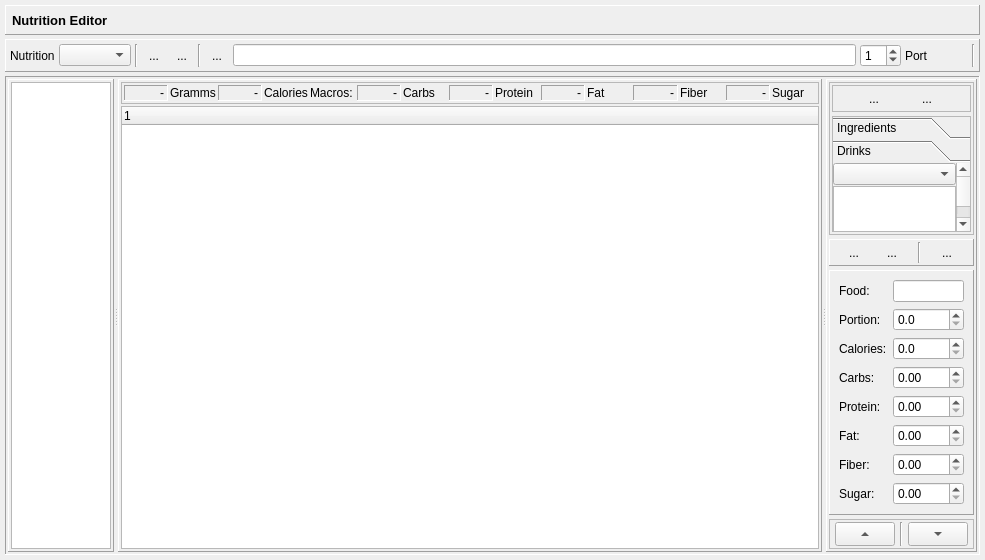
First picture: the form in dialog_nutrition.ui, repository Tria-Andy/WorkoutEditor, before the edit.
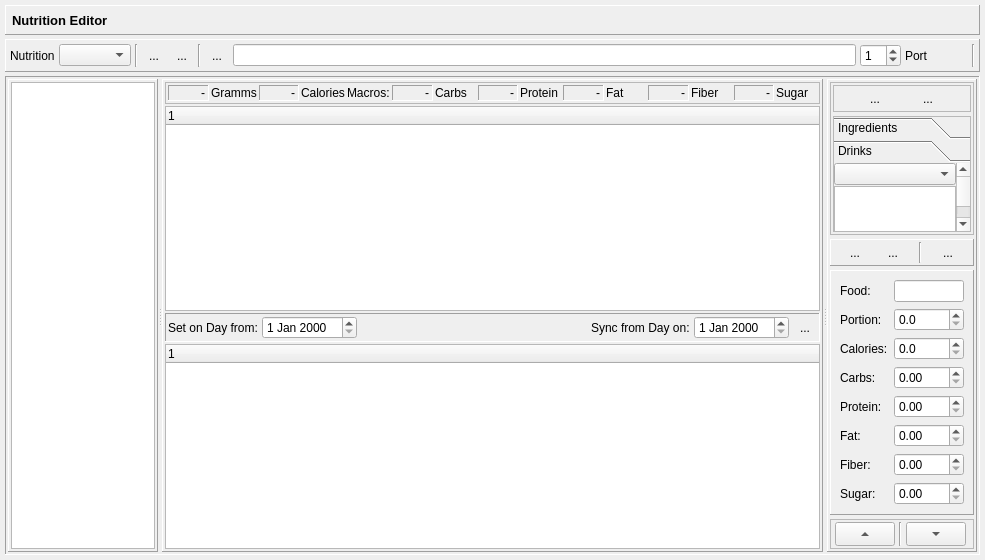
Second picture: the form after the edit. Icons and pictures are not drawn.

Patch:
```diff
--- a/dialog_nutrition.ui
+++ b/dialog_nutrition.ui
@@ -343,6 +343,12 @@
            <verstretch>0</verstretch>
           </sizepolicy>
          </property>
+         <property name="minimumSize">
+          <size>
+           <width>150</width>
+           <height>225</height>
+          </size>
+         </property>
          <property name="maximumSize">
           <size>
            <width>200</width>
@@ -699,6 +705,95 @@
             </column>
            </widget>
           </item>
+          <item>
+           <widget class="QFrame" name="frame_7">
+            <property name="frameShape">
+             <enum>QFrame::Panel</enum>
+            </property>
+            <property name="frameShadow">
+             <enum>QFrame::Sunken</enum>
+            </property>
+            <layout class="QHBoxLayout" name="horizontalLayout_8">
+             <property name="spacing">
+              <number>4</number>
+             </property>
+             <property name="leftMargin">
+              <number>2</number>
+             </property>
+             <property name="topMargin">
+              <number>2</number>
+             </property>
+             <property name="rightMargin">
+              <number>2</number>
+             </property>
+             <property name="bottomMargin">
+              <number>2</number>
+             </property>
+             <item>
+              <widget class="QLabel" name="label_11">
+               <property name="text">
+                <string>Set on Day from:</string>
+               </property>
+              </widget>
+             </item>
+             <item>
+              <widget class="QDateEdit" name="dateEdit_recipeFrom"/>
+             </item>
+             <item>
+              <spacer name="horizontalSpacer_3">
+               <property name="orientation">
+                <enum>Qt::Horizontal</enum>
+               </property>
+               <property name="sizeHint" stdset="0">
+                <size>
+                 <width>40</width>
+                 <height>20</height>
+                </size>
+               </property>
+              </spacer>
+             </item>
+             <item>
+              <widget class="QLabel" name="label_21">
+               <property name="text">
+                <string>Sync from Day on:</string>
+               </property>
+              </widget>
+             </item>
+             <item>
+              <widget class="QDateEdit" name="dateEdit_recipeSync"/>
+             </item>
+             <item>
+              <widget class="QToolButton" name="toolButton_sync">
+               <property name="text">
+                <string>...</string>
+               </property>
+               <property name="icon">
+                <iconset resource="resources.qrc">
+                 <normaloff>:/images/icons/Sync.png</normaloff>:/images/icons/Sync.png</iconset>
+               </property>
+               <property name="iconSize">
+                <size>
+                 <width>18</width>
+                 <height>18</height>
+                </size>
+               </property>
+               <property name="autoRaise">
+                <bool>true</bool>
+               </property>
+              </widget>
+             </item>
+            </layout>
+           </widget>
+          </item>
+          <item>
+           <widget class="QTreeWidget" name="treeWidget_recipeDays">
+            <column>
+             <property name="text">
+              <string notr="true">1</string>
+             </property>
+            </column>
+           </widget>
+          </item>
          </layout>
         </widget>
         <widget class="QFrame" name="frame_selections">
@@ -708,9 +803,15 @@
            <verstretch>0</verstretch>
           </sizepolicy>
          </property>
+         <property name="minimumSize">
+          <size>
+           <width>150</width>
+           <height>0</height>
+          </size>
+         </property>
          <property name="maximumSize">
           <size>
-           <width>200</width>
+           <width>250</width>
            <height>16777215</height>
           </size>
          </property>
@@ -882,7 +983,7 @@
                  <rect>
                   <x>0</x>
                   <y>0</y>
-                  <width>108</width>
+                  <width>119</width>
                   <height>94</height>
                  </rect>
                 </property>
```
Left out of the diff: 2 changed lines with no effect on the pictures.
